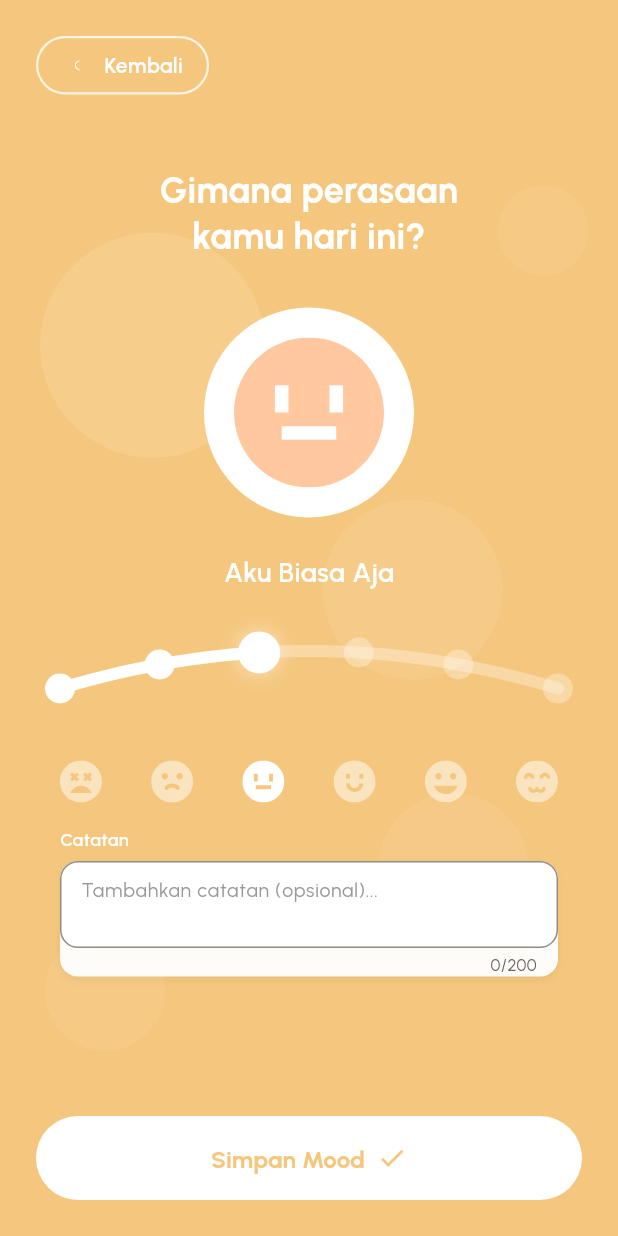
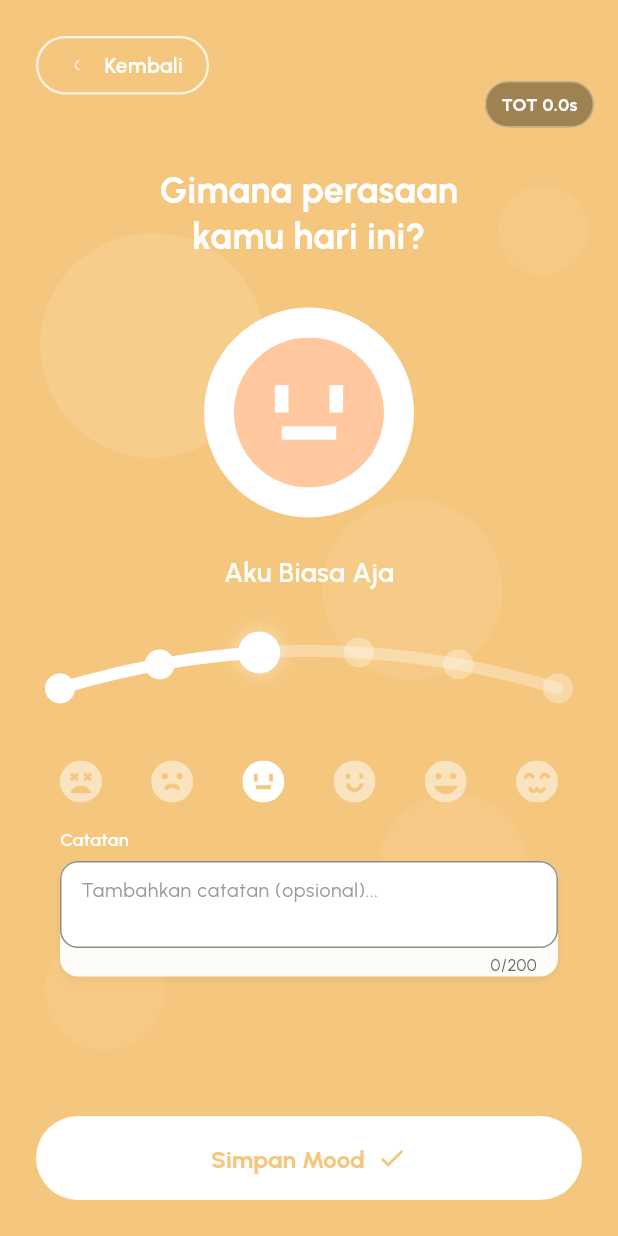
Before and after one commit to ggvndd/mindscape-flutter-ver, a Flutter app: the MoodLoggingDialog screen opened directly, on a phone screen of 412 x 824 dp. Run offline on Flutter 3.47's test engine with Material 3 defaults, Android fonts, the phone set to English and light mode, and no system bars; our stand-ins replace cloud_firestore, csv, firebase_auth, firebase_core, flutter_local_notifications, flutter_markdown and 7 more; accounts and stored records are empty; generated files the repository leaves out were written again.

Commit message:
feat: added and adjusted tot measurement

```diff
--- a/lib/core/services/tot_measurement_service.dart
+++ b/lib/core/services/tot_measurement_service.dart
@@ -57,6 +57,14 @@ class TotMeasurementService {
     _uiCondition = null;
   }
 
+  /// Returns current elapsed milliseconds for the active timer.
+  ///
+  /// Useful for temporary debug UI; returns `null` when no timer is active.
+  int? getCurrentElapsedMs() {
+    if (_startTime == null) return null;
+    return DateTime.now().difference(_startTime!).inMilliseconds;
+  }
+
   /// Calculates the elapsed milliseconds, builds the evaluation payload,
   /// persists it to Firestore, and resets the timer state.
   ///
--- a/lib/presentation/widgets/mood_logging_dialog.dart
+++ b/lib/presentation/widgets/mood_logging_dialog.dart
@@ -1,3 +1,4 @@
+import 'dart:async';
 import 'package:flutter/material.dart';
 import 'package:flutter_svg/flutter_svg.dart';
 import 'package:google_fonts/google_fonts.dart';
@@ -24,6 +25,8 @@ class MoodLoggingDialog extends StatefulWidget {
 
 class _MoodLoggingDialogState extends State<MoodLoggingDialog>
     with TickerProviderStateMixin {
+  static const bool _showTotDebugBadge = true;
+
   final MoodService _moodService = MoodService();
   final AuthService _authService = AuthService();
   final TextEditingController _noteController = TextEditingController();
@@ -33,6 +36,8 @@ class _MoodLoggingDialogState extends State<MoodLoggingDialog>
   bool _isLoadingResponse = false;
   String? _aiResponse;
   int _moodInterval = 3; // loaded from prefs
+  int _elapsedTotMs = 0;
+  Timer? _totTicker;
 
   late AnimationController _circle1Controller;
   late AnimationController _circle2Controller;
@@ -86,6 +91,24 @@ class _MoodLoggingDialogState extends State<MoodLoggingDialog>
     super.initState();
     _initializeAnimations();
     _loadInterval();
+    _startTotDebugTicker();
+  }
+
+  void _startTotDebugTicker() {
+    if (!_showTotDebugBadge) return;
+
+    _totTicker = Timer.periodic(const Duration(milliseconds: 200), (_) {
+      if (!mounted) return;
+      final elapsed = TotMeasurementService.instance.getCurrentElapsedMs() ?? 0;
+      if (elapsed != _elapsedTotMs) {
+        setState(() => _elapsedTotMs = elapsed);
+      }
+    });
+  }
+
+  String _formatTotMs(int ms) {
+    final seconds = ms / 1000;
+    return '${seconds.toStringAsFixed(1)}s';
   }
 
   Future<void> _loadInterval() async {
@@ -139,6 +162,7 @@ class _MoodLoggingDialogState extends State<MoodLoggingDialog>
 
   @override
   void dispose() {
+    _totTicker?.cancel();
     _noteController.dispose();
     _circle1Controller.dispose();
     _circle2Controller.dispose();
@@ -599,6 +623,27 @@ class _MoodLoggingDialogState extends State<MoodLoggingDialog>
           ],
         ),
       ),
+          if (_showTotDebugBadge)
+            Positioned(
+              top: 54,
+              right: 16,
+              child: Container(
+                padding: const EdgeInsets.symmetric(horizontal: 10, vertical: 6),
+                decoration: BoxDecoration(
+                  color: Colors.black.withOpacity(0.35),
+                  borderRadius: BorderRadius.circular(999),
+                  border: Border.all(color: Colors.white.withOpacity(0.35)),
+                ),
+                child: Text(
+                  'TOT ${_formatTotMs(_elapsedTotMs)}',
+                  style: GoogleFonts.urbanist(
+                    color: Colors.white,
+                    fontWeight: FontWeight.w700,
+                    fontSize: 12,
+                  ),
+                ),
+              ),
+            ),
         ],
       ),
       ),  // end PopScope
```
Also changed, not shown: lib/presentation/screens/mood_tracker/mood_tracker_screen.dart (+8 -1 lines).
